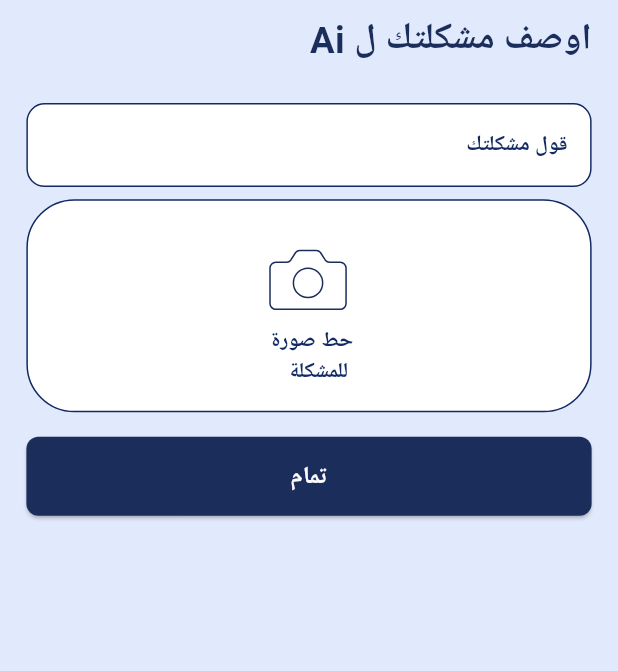
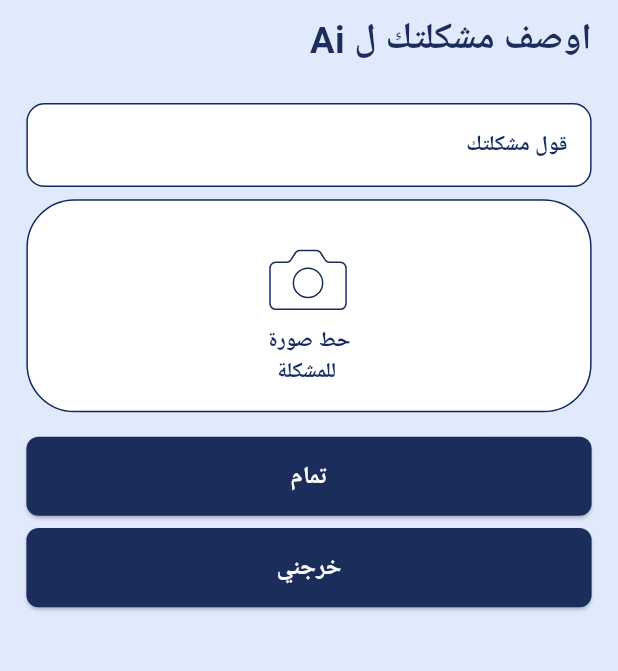
Before and after one commit to abdelrhamanadel4-Flutter/salla7ly_01, a Flutter app: the KindOfProblemScreen screen opened directly with empty values, after a tap on "اوصفهالنا بالAi", on a phone screen of 412 x 824 dp, the part 333-1004 px from its top. Run offline on Flutter 3.47's test engine with Material 3 defaults, Android fonts, the light colour scheme and no system bars; drawn by our look-alikes of auto_size_text; our stand-ins replace bloc, cached_network_image, device_preview, dio, dotted_border, file_picker and 18 more; accounts and stored records are empty; generated files the repository leaves out were written again; Roboto replaces fonts that are missing (Cairo).

Commit message:
feat: Integrate problem description AI screen with category ID and add Bloc listener for state management

```diff
--- a/lib/core/routing/app_router.dart
+++ b/lib/core/routing/app_router.dart
@@ -74,8 +74,12 @@ class AppRouter {
         );
 
       case Routes.problemDescriptionAiScreen:
+        final categoryId = settings.arguments as String;
         return MaterialPageRoute(
-          builder: (_) => const ProblemDescriptionAiScreen(),
+          builder: (_) => BlocProvider(
+            create: (context) => getIt<ProblemDescriptionCubit>(),
+            child: ProblemDescriptionAiScreen(categoryId: categoryId),
+          ),
         );
 
       case Routes.problemDescriptionScreen:
--- a/lib/features/problem_description/ui/screens/kind_of_problem_screen.dart
+++ b/lib/features/problem_description/ui/screens/kind_of_problem_screen.dart
@@ -34,6 +34,7 @@ class KindOfProblemScreen extends StatelessWidget {
                   onPressed: () {
                     context.pushReplacementNamed(
                       Routes.problemDescriptionAiScreen,
+                      arguments: categoryId,
                     );
                   },
                 ),
--- a/lib/features/problem_description/ui/screens/problem_description_ai_screen.dart
+++ b/lib/features/problem_description/ui/screens/problem_description_ai_screen.dart
@@ -1,21 +1,26 @@
 import 'package:flutter/material.dart';
+import 'package:flutter_bloc/flutter_bloc.dart';
 import 'package:flutter_screenutil/flutter_screenutil.dart';
-import 'package:flutter_svg/svg.dart';
 import 'package:salla7ly/core/helpers/extesions.dart';
 import 'package:salla7ly/core/helpers/spacing.dart';
 import 'package:salla7ly/core/routing/routes.dart';
-import 'package:salla7ly/core/theming/app_color.dart';
 import 'package:salla7ly/core/theming/app_style.dart';
 import 'package:salla7ly/core/theming/assets.dart';
 import 'package:salla7ly/core/widgets/custom_elveted_buttom.dart';
 import 'package:salla7ly/core/widgets/custom_text_form_filed.dart';
+import 'package:salla7ly/features/problem_description/domain/entity/problem_description_request.dart';
+import 'package:salla7ly/features/problem_description/logic/problem_description_ai_bloc_listener.dart';
+import 'package:salla7ly/features/problem_description/logic/problem_description_cubit.dart';
+import 'package:salla7ly/features/problem_description/ui/widgets/problem_image_picker.dart';
 
 class ProblemDescriptionAiScreen extends StatelessWidget {
-  const ProblemDescriptionAiScreen({super.key});
+  ProblemDescriptionAiScreen({super.key, required this.categoryId});
+
+  final String categoryId;
 
   @override
   Widget build(BuildContext context) {
-    TextEditingController problemController = TextEditingController();
+    final cubit = context.read<ProblemDescriptionCubit>();
     return Scaffold(
       body: SingleChildScrollView(
         child: SafeArea(
@@ -29,41 +34,32 @@ class ProblemDescriptionAiScreen extends StatelessWidget {
                 Text('اوصف مشكلتك ل Ai', style: AppStyles.bold24Primary),
                 verticalSpace(24),
                 CustomTextFormField(
-                  controller: problemController,
+                  controller: cubit.descriptionController,
                   hintStyle: AppStyles.semiBold14darkBlue,
                   hintText: 'قول مشكلتك',
                 ),
                 verticalSpace(8),
-                InkWell(
-                  onTap: () {},
-                  child: Container(
-                    width: double.infinity,
-                    height: 140.h,
-                    decoration: BoxDecoration(
-                      color: AppColors.whiteColor,
-                      borderRadius: BorderRadius.circular(32),
-                      border: BoxBorder.all(color: AppColors.darkBlueColor),
-                    ),
-                    child: Column(
-                      mainAxisAlignment: MainAxisAlignment.center,
-                      children: [
-                        SvgPicture.asset(Assets.svgsCameraIcon),
-                        verticalSpace(4),
-                        Text(
-                          'حط صورة \n للمشكلة',
-                          style: AppStyles.semiBold14darkBlue,
-                        ),
-                      ],
-                    ),
-                  ),
-                ),
+                ProblemImagePicker(),
                 verticalSpace(16),
                 CustomElevatedButton(
                   text: 'تمام',
                   onPressed: () {
-                    context.pushReplacementNamed(Routes.aiDetectionScreen);
+                    final request = ProblemDescriptionRequest(
+                      description: cubit.descriptionController.text.trim(),
+                      requestType: 'CONSULTATION',
+                      categoryId: categoryId,
+                    );
+                    cubit.createProblemDescription(request);
                   },
                 ),
+                verticalSpace(8),
+                CustomElevatedButton(
+                  text: 'خرجني',
+                  onPressed: () {
+                    context.pushReplacementNamed(Routes.mainnavigationscreen);
+                  },
+                ),
+                ProblemDescriptionAiBlocListener(),
               ],
             ),
           ),
--- a/lib/features/problem_description/ui/screens/problem_description_screen.dart
+++ b/lib/features/problem_description/ui/screens/problem_description_screen.dart
@@ -52,7 +52,7 @@ class ProblemDescriptionScreen extends StatelessWidget {
                   onPressed: () {
                     final request = ProblemDescriptionRequest(
                       description: cubit.descriptionController.text.trim(),
-                      requestType: 'AI_ESTIMATION',
+                      requestType: 'CONSULTATION',
                       categoryId: categoryId,
                     );
                     cubit.createProblemDescription(request);
```
Also changed, not shown: lib/features/problem_description/logic/problem_description_ai_bloc_listener.dart (added, +44 -0 lines).
